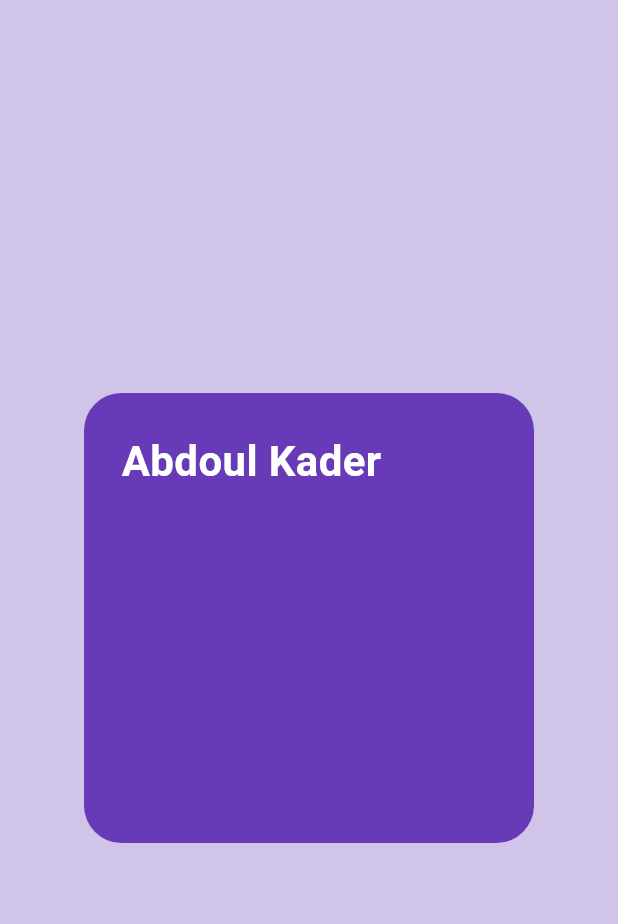
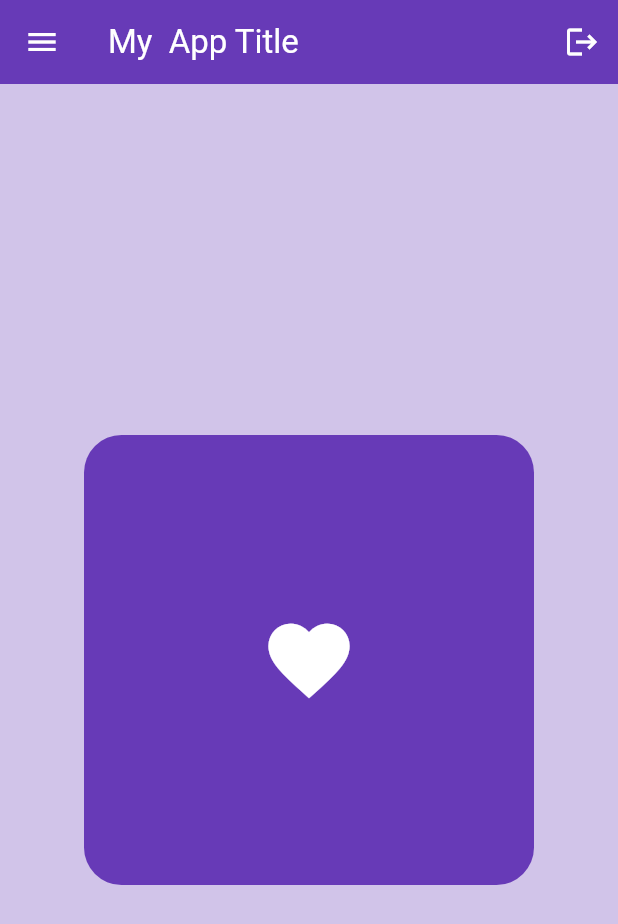
Before and after one commit to zonafar/liste_a_faire, a Flutter app: the screen it shows after launch, on a phone screen of 412 x 824 dp. Shown: the top 924 px of the screen. Run offline on Flutter 3.47's test engine with Material 3 defaults, Android fonts, the phone set to English and light mode, and no system bars.

Commit message:
appBar & Icon widgets

```diff
--- a/lib/main.dart
+++ b/lib/main.dart
@@ -15,21 +15,24 @@
       debugShowCheckedModeBanner: false,
       home: Scaffold(
         backgroundColor: Colors.deepPurple[100],
+        appBar: AppBar(
+          title: Text("My  App Title", style: TextStyle(color: Colors.white),),
+          backgroundColor: Colors.deepPurple,
+          elevation: 0,
+          leading: Icon(Icons.menu, color: Colors.white),
+          actions: [IconButton(onPressed: (){}, icon: Icon(Icons.logout, color: Colors.white,))],
+        ),
         body: Center(
           child: Container(
             height: 300,
             width: 300,
             decoration: BoxDecoration(
-              color: Colors.deepPurple,
-              borderRadius: BorderRadius.circular(25),
-            ),
-            padding: EdgeInsets.all(25),
-            child: Text(
-              "Abdoul Kader",
-              style: TextStyle(
-                  color: Colors.white,
-                  fontSize: 28,
-                  fontWeight: FontWeight.bold),
+                color: Colors.deepPurple,
+                borderRadius: BorderRadius.circular(25)),
+            child: Icon(
+              Icons.favorite,
+              color: Colors.white,
+              size: 65,
             ),
           ),
         ),
```
